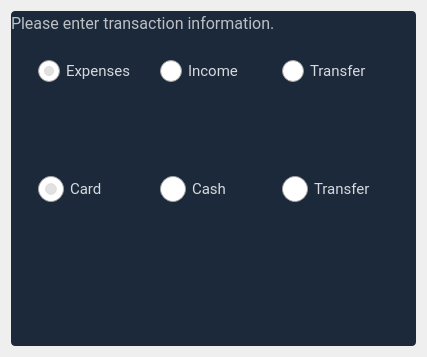
This is budgetter/view/skeletons/AddTransaction.ui in opierre/Budgetter as Qt 5 draws it before an edit. The edited form follows.
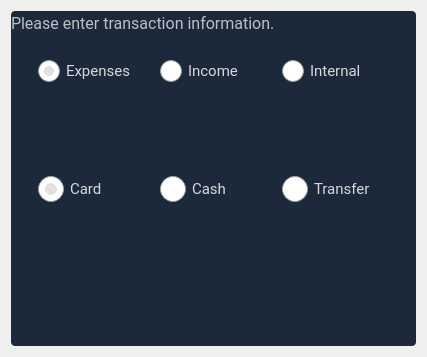
This is the edited form. Icons and pictures are not drawn. Custom widgets are drawn as their Qt base class.

Commit message: fix: remove useless code + add color on transaction dialog type when checked

Diff of the .ui file:
```diff
--- a/budgetter/view/skeletons/AddTransaction.ui
+++ b/budgetter/view/skeletons/AddTransaction.ui
@@ -337,7 +337,7 @@
               <string notr="true"/>
              </property>
              <property name="text">
-              <string>Transfer</string>
+              <string>Internal</string>
              </property>
             </widget>
            </item>
```
Left out of the diff: 7 changed lines with no effect on the pictures. The commit also changes 3 other files.
